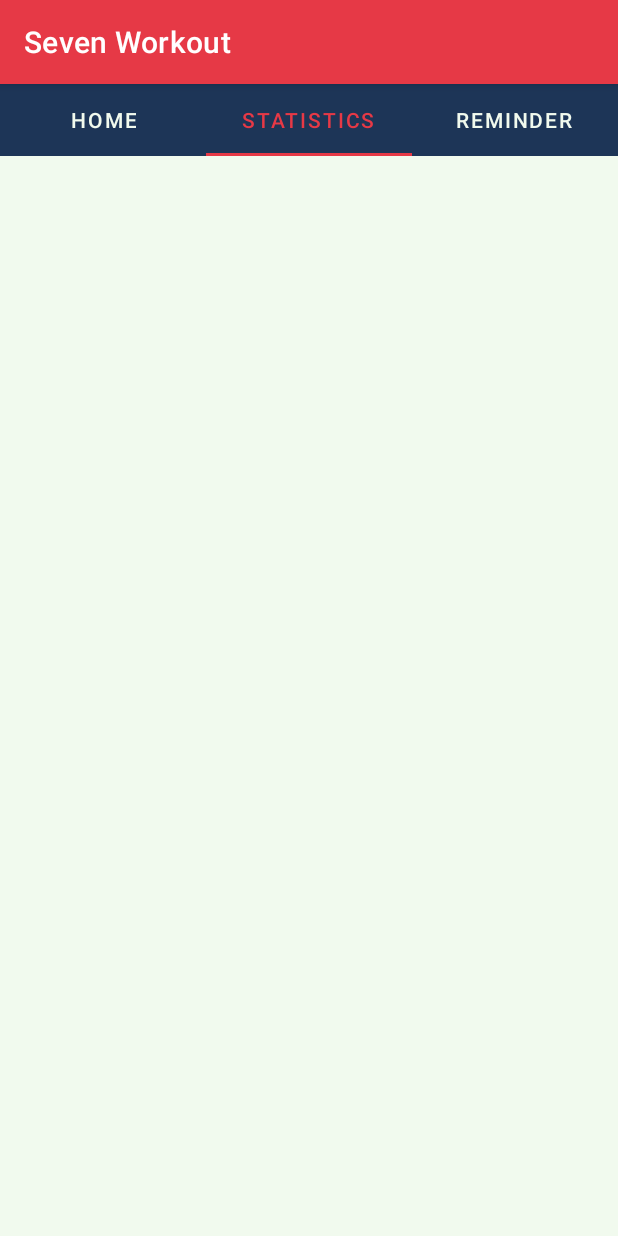
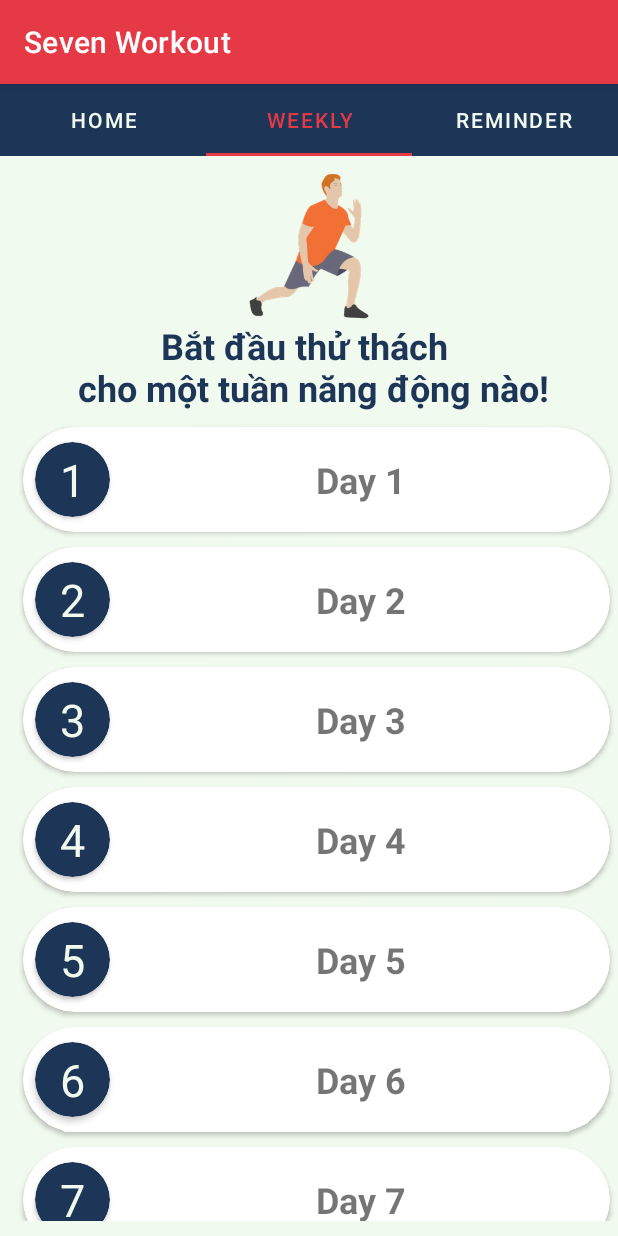
Before and after one commit to maverik0302/sevenworkout, an Android app: the screen it shows after launch (MainActivity), tab 2 chosen, on a phone screen of 412 x 824 dp. Run offline under Robolectric (Android 15) with nearby library versions, the phone set to English and light mode, and no system bars.

Commit message:
Create Daily planning

```diff
--- a/app/src/main/AndroidManifest.xml
+++ b/app/src/main/AndroidManifest.xml
@@ -19,9 +19,7 @@
         <activity
             android:name=".beginnerActivity"
             android:exported="true" />
-        <activity
-            android:name=".ListPractice"
-            android:exported="true" /> <!-- Turn off action bar -->
+        <!-- Turn off action bar -->
         <activity android:name=".ui.MainActivity" />
         <activity
             android:name=".Splashscreen"
--- /dev/null
+++ b/app/src/main/java/team7/vlu/sevenworkout/Daily.java
@@ -0,0 +1,27 @@
+package team7.vlu.sevenworkout;
+
+public class Daily {
+    private String number;
+    private String textNumber;
+
+    public Daily(String number, String textNumber) {
+        this.number = number;
+        this.textNumber = textNumber;
+    }
+
+    public String getNumber() {
+        return number;
+    }
+
+    public void setNumber(String number) {
+        this.number = number;
+    }
+
+    public String getTextNumber() {
+        return textNumber;
+    }
+
+    public void setTextNumber(String textNumber) {
+        this.textNumber = textNumber;
+    }
+}
--- a/app/src/main/java/team7/vlu/sevenworkout/RecyclerCiewAdapter.java
+++ b/app/src/main/java/team7/vlu/sevenworkout/HomeAdapter.java
@@ -17,11 +17,11 @@
 
 import team7.vlu.sevenworkout.ui.MainActivity;
 
-public class RecyclerCiewAdapter extends RecyclerView.Adapter<RecyclerCiewAdapter.MyViewHolder> {
-    private Context mContext;
+public class HomeAdapter extends RecyclerView.Adapter<HomeAdapter.MyViewHolder> {
+    private final Context mContext;
     private List<Type> mData;
 
-    public RecyclerCiewAdapter(Context mContext, List<Type> mData) {
+    public HomeAdapter(Context mContext, List<Type> mData) {
         this.mContext = mContext;
         this.mData = mData;
     }
@@ -36,7 +36,6 @@
 
     @Override
     public void onBindViewHolder(@NonNull MyViewHolder holder, int position) {
-
         //
         final Type type = mData.get(position);
         if(type == null){
@@ -67,9 +66,6 @@
                         break;
                 }
                 mContext.startActivity(intent);
-
-
-
             }
         });
     }
--- a/app/src/main/java/team7/vlu/sevenworkout/HomeFragement.java
+++ b/app/src/main/java/team7/vlu/sevenworkout/HomeFragement.java
@@ -1,6 +1,5 @@
 package team7.vlu.sevenworkout;
 
-import android.content.Intent;
 import android.os.Bundle;
 
 import androidx.fragment.app.Fragment;
@@ -62,7 +61,7 @@
         lstType = new ArrayList<>();
         lstType.add(new Type("Beginner", R.drawable.beginner));
         lstType.add(new Type("Intermediate", R.drawable.intermediate));
-        lstType.add(new Type("Advanced", R.drawable.advanced        ));
+        lstType.add(new Type("Advanced", R.drawable.advanced));
 
 
     }
@@ -73,7 +72,7 @@
         // Inflate the layout for this fragment
         mView = inflater.inflate(R.layout.fragement_home, container, false);
         mRecyclerview = (RecyclerView) mView.findViewById(R.id.rcv_view);
-        RecyclerCiewAdapter recyclerCiewAdapter = new RecyclerCiewAdapter(getContext(), lstType);
+        HomeAdapter recyclerCiewAdapter = new HomeAdapter(getContext(), lstType);
         mRecyclerview.setLayoutManager(new LinearLayoutManager(getActivity()));
         mRecyclerview.setAdapter(recyclerCiewAdapter);
         return mView;
--- /dev/null
+++ b/app/src/main/java/team7/vlu/sevenworkout/WeeklyAdapter.java
@@ -0,0 +1,100 @@
+package team7.vlu.sevenworkout;
+
+import android.content.Context;
+import android.content.Intent;
+import android.view.LayoutInflater;
+import android.view.View;
+import android.view.ViewGroup;
+import android.widget.LinearLayout;
+import android.widget.TextView;
+
+import androidx.annotation.NonNull;
+import androidx.cardview.widget.CardView;
+import androidx.recyclerview.widget.RecyclerView;
+
+import java.util.List;
+
+import team7.vlu.sevenworkout.ui.MainActivity;
+
+public class WeeklyAdapter extends RecyclerView.Adapter<WeeklyAdapter.WeeklyViewHolder>{
+
+    private final Context mWContext;
+    private List<Daily> listWeekly;
+
+    public WeeklyAdapter(Context mWContext, List<Daily> listWeekly) {
+        this.mWContext = mWContext;
+        this.listWeekly = listWeekly;
+    }
+
+    @NonNull
+    @Override
+    public WeeklyViewHolder onCreateViewHolder(@NonNull ViewGroup parent, int viewType) {
+        View w = LayoutInflater.from(mWContext).inflate(R.layout.item_days, parent, false);
+        WeeklyViewHolder weeklyViewHolder= new WeeklyViewHolder(w);
+        return weeklyViewHolder;
+    }
+
+    @Override
+    public void onBindViewHolder(@NonNull WeeklyViewHolder wholder, int position) {
+
+        final Daily daily = listWeekly.get(position);
+        if(daily == null){
+            return;
+        }
+
+        wholder.number.setText(listWeekly.get(position).getNumber());
+        wholder.textnumber.setText(listWeekly.get(position).getTextNumber());
+
+        //create Listener days
+        //Remembertochange
+        wholder.wCarview.setOnClickListener(new View.OnClickListener() {
+            @Override
+            public void onClick(View v) {
+                final Intent intent;
+                switch (wholder.getAdapterPosition()){
+                    case 0:
+                        intent =  new Intent(mWContext, beginnerActivity.class);
+                        break;
+
+                    case 1:
+                        intent =  new Intent(mWContext, intermediateActivity.class);
+                        break;
+                    case 2:
+                        intent =  new Intent(mWContext, AdvancedActivity.class);
+                        break;
+                    default:
+                        intent =  new Intent(mWContext, MainActivity.class);
+                        break;
+                }
+                mWContext.startActivity(intent);
+            }
+        });
+
+    }
+
+    @Override
+    public int getItemCount() {
+        return listWeekly.size();
+    }
+
+
+    public static class WeeklyViewHolder extends RecyclerView.ViewHolder{
+        private TextView number;
+        private TextView textnumber;
+
+        //cardview
+        final private CardView wCarview;
+        private LinearLayout wLinearLayout;
+
+        //context
+        final Context wContext;
+        public WeeklyViewHolder(@NonNull View itemView) {
+            super(itemView);
+            number = itemView.findViewById(R.id.numberdays);
+            textnumber = itemView.findViewById(R.id.textDays);
+            wContext = itemView.getContext();
+
+            wCarview = itemView.findViewById(R.id.item_days);
+        }
+    }
+}
--- a/app/src/main/java/team7/vlu/sevenworkout/StatisticFragement.java
+++ b/app/src/main/java/team7/vlu/sevenworkout/WeeklyFragement.java
@@ -7,13 +7,22 @@
 import android.widget.ScrollView;
 
 import androidx.fragment.app.Fragment;
+import androidx.recyclerview.widget.LinearLayoutManager;
+import androidx.recyclerview.widget.RecyclerView;
+
+import java.util.ArrayList;
+import java.util.List;
 
 /**
  * A simple {@link Fragment} subclass.
- * Use the {@link StatisticFragement#newInstance} factory method to
+ * Use the {@link WeeklyFragement#newInstance} factory method to
  * create an instance of this fragment.
  */
-public class StatisticFragement extends Fragment {
+public class WeeklyFragement extends Fragment {
+
+    private RecyclerView wRecyclerview;
+    private View wView;
+    private List<Daily> listDaily;
 
     // TODO: Rename parameter arguments, choose names that match
     // the fragment initialization parameters, e.g. ARG_ITEM_NUMBER
@@ -24,7 +33,7 @@
     private String mParam1;
     private String mParam2;
 
-    public StatisticFragement() {
+    public WeeklyFragement() {
         // Required empty public constructor
     }
 
@@ -37,8 +46,8 @@
      * @return A new instance of fragment BeginnerFragement.
      */
     // TODO: Rename and change types and number of parameters
-    public static StatisticFragement newInstance(String param1, String param2) {
-        StatisticFragement fragment = new StatisticFragement();
+    public static WeeklyFragement newInstance(String param1, String param2) {
+        WeeklyFragement fragment = new WeeklyFragement();
         Bundle args = new Bundle();
         args.putString(ARG_PARAM1, param1);
         args.putString(ARG_PARAM2, param2);
@@ -50,16 +59,26 @@
     @Override
     public void onCreate(Bundle savedInstanceState) {
         super.onCreate(savedInstanceState);
-        if (getArguments() != null) {
-            mParam1 = getArguments().getString(ARG_PARAM1);
-            mParam2 = getArguments().getString(ARG_PARAM2);
-        }
+        listDaily = new ArrayList<>();
+        listDaily.add(new Daily("1", "Day 1"));
+        listDaily.add(new Daily("2", "Day 2"));
+        listDaily.add(new Daily("3", "Day 3"));
+        listDaily.add(new Daily("4", "Day 4"));
+        listDaily.add(new Daily("5", "Day 5"));
+        listDaily.add(new Daily("6", "Day 6"));
+        listDaily.add(new Daily("7", "Day 7"));
+
     }
 
     @Override
     public View onCreateView(LayoutInflater inflater, ViewGroup container,
                              Bundle savedInstanceState) {
         // Inflate the layout for this fragment
-        return inflater.inflate(R.layout.fragment_statistics, container, false);
+        wView =  inflater.inflate(R.layout.fragment_weekly, container, false);
+        wRecyclerview = (RecyclerView) wView.findViewById(R.id.listDays);
+        WeeklyAdapter weeklyAdapter = new WeeklyAdapter(getContext(), listDaily);
+        wRecyclerview.setLayoutManager(new LinearLayoutManager(getActivity()));
+        wRecyclerview.setAdapter(weeklyAdapter);
+        return wView;
     }
 }
--- a/app/src/main/java/team7/vlu/sevenworkout/ui/MainActivity.java
+++ b/app/src/main/java/team7/vlu/sevenworkout/ui/MainActivity.java
@@ -10,7 +10,7 @@
 
 import team7.vlu.sevenworkout.ReminderFragement;
 import team7.vlu.sevenworkout.HomeFragement;
-import team7.vlu.sevenworkout.StatisticFragement;
+import team7.vlu.sevenworkout.WeeklyFragement;
 import team7.vlu.sevenworkout.R;
 import team7.vlu.sevenworkout.ViewPaperAdapter;
 
@@ -31,7 +31,7 @@
         tabLayout = (TabLayout) findViewById(R.id.tablayout_id);
 
         mVadapter.AddFragment(new HomeFragement(), "Home");
-        mVadapter.AddFragment(new StatisticFragement(), "Statistics");
+        mVadapter.AddFragment(new WeeklyFragement(), "Weekly");
         mVadapter.AddFragment(new ReminderFragement(), "Reminder");
         mViewpaper.setAdapter(mVadapter);
         tabLayout.setupWithViewPager(mViewpaper);
--- a/app/src/main/res/layout/fragment_statistics.xml
+++ /dev/null
@@ -1,15 +0,0 @@
-<?xml version="1.0" encoding="utf-8"?>
-<LinearLayout xmlns:android="http://schemas.android.com/apk/res/android"
-    xmlns:app="http://schemas.android.com/apk/res-auto"
-    xmlns:tools="http://schemas.android.com/tools"
-    android:layout_width="match_parent"
-    android:layout_height="match_parent"
-    android:orientation="vertical"
-    android:background="@color/Honeydew"
-
-    tools:context=".HomeFragement">
-
-    <!-- TODO: Update blank fragment layout -->
-
-
-    </LinearLayout>
--- /dev/null
+++ b/app/src/main/res/layout/fragment_weekly.xml
@@ -0,0 +1,45 @@
+<?xml version="1.0" encoding="utf-8"?>
+<LinearLayout xmlns:android="http://schemas.android.com/apk/res/android"
+    xmlns:app="http://schemas.android.com/apk/res-auto"
+    xmlns:tools="http://schemas.android.com/tools"
+    android:layout_width="match_parent"
+    android:layout_height="match_parent"
+    android:orientation="vertical"
+    android:background="@color/Honeydew"
+
+    tools:context=".HomeFragement">
+
+    <!-- TODO: Update blank fragment layout -->
+    <LinearLayout
+        android:layout_width="match_parent"
+        android:layout_height="wrap_content"
+        android:orientation="vertical"
+        android:gravity="center"
+        android:layout_marginTop="10dp">
+        <ImageView
+            android:layout_width="200dp"
+            android:layout_height="100dp"
+            android:src="@drawable/dailybanner">
+        </ImageView>
+        <TextView
+            android:layout_width="match_parent"
+            android:layout_height="wrap_content"
+            android:text="Bắt đầu thử thách \n cho một tuần năng động nào!"
+            android:gravity="center"
+            android:textColor="@color/Prussian_Blue"
+            android:textStyle="bold"
+            android:textSize="24sp">
+        </TextView>
+    </LinearLayout>
+
+
+    <androidx.recyclerview.widget.RecyclerView
+        android:id="@+id/listDays"
+        android:layout_width="match_parent"
+        android:layout_height="wrap_content"
+        android:layout_marginStart="10dp"
+        android:layout_marginBottom="10dp">
+    </androidx.recyclerview.widget.RecyclerView>
+
+
+    </LinearLayout>
--- /dev/null
+++ b/app/src/main/res/layout/item_days.xml
@@ -0,0 +1,44 @@
+<?xml version="1.0" encoding="utf-8"?>
+<androidx.cardview.widget.CardView xmlns:android="http://schemas.android.com/apk/res/android"
+    android:layout_width="match_parent"
+    android:layout_height="wrap_content"
+    xmlns:app="http://schemas.android.com/apk/res-auto"
+    android:id="@+id/item_days"
+    app:cardCornerRadius="100dp"
+    android:layout_marginTop="10dp"
+    android:layout_marginStart="5dp"
+    android:layout_marginEnd="5dp">
+    <LinearLayout
+        android:layout_width="match_parent"
+        android:layout_height="wrap_content"
+        android:orientation="horizontal">
+        <androidx.cardview.widget.CardView
+            android:layout_width="50dp"
+            android:layout_height="50dp"
+            app:cardBackgroundColor="@color/Prussian_Blue"
+            app:cardCornerRadius="100dp"
+            android:layout_marginTop="10dp"
+            android:layout_marginBottom="10dp"
+            android:layout_marginStart="8dp">
+            <TextView
+                android:layout_width="match_parent"
+                android:layout_height="match_parent"
+                android:text="1"
+                android:textSize="30sp"
+                android:gravity="center"
+                android:textColor="@color/Honeydew"
+                android:id="@+id/numberdays">
+            </TextView>
+        </androidx.cardview.widget.CardView>
+        <TextView
+            android:layout_width="match_parent"
+            android:layout_height="match_parent"
+            android:text="Day 1"
+            android:textSize="24sp"
+            android:gravity="center"
+            android:textStyle="bold"
+            android:id="@+id/textDays">
+        </TextView>
+    </LinearLayout>
+
+</androidx.cardview.widget.CardView>
```
Also changed, not shown: app/src/main/java/team7/vlu/sevenworkout/ListPractice.java (deleted, +0 -94 lines), app/src/main/java/team7/vlu/sevenworkout/beginnerActivity.java (+1 -58 lines), app/src/main/res/layout/activity_beginner.xml (+8 -6 lines), app/src/main/res/layout/activity_list_practice.xml (deleted, +0 -16 lines), app/src/main/res/drawable/dailybanner.png (added).
